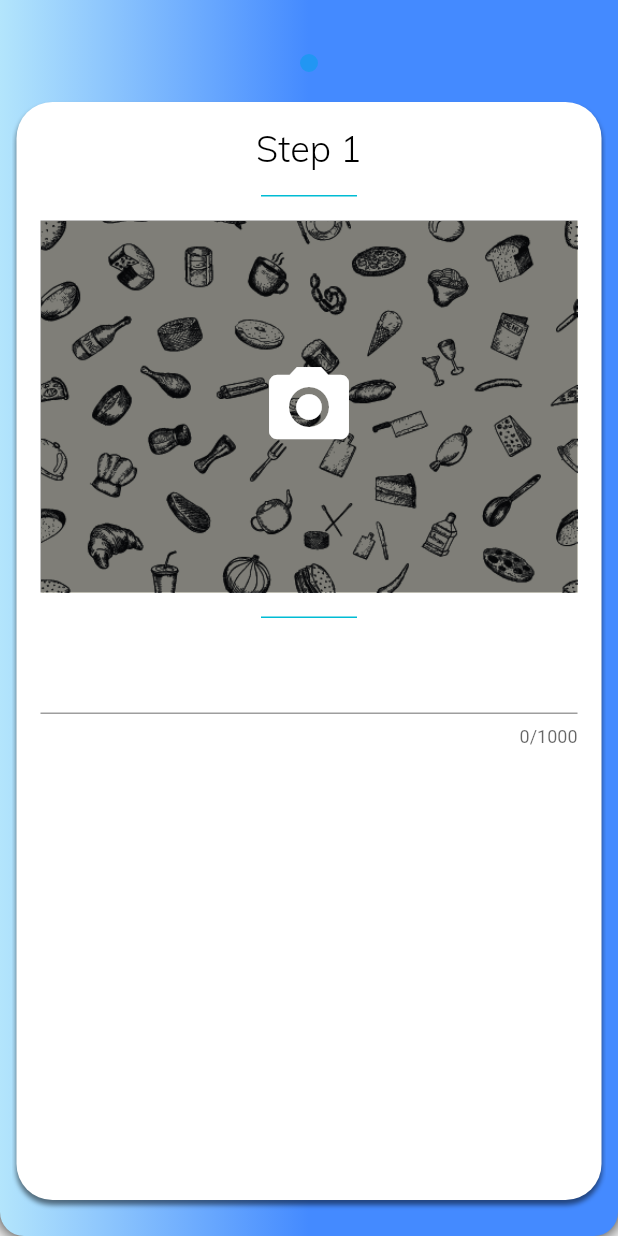
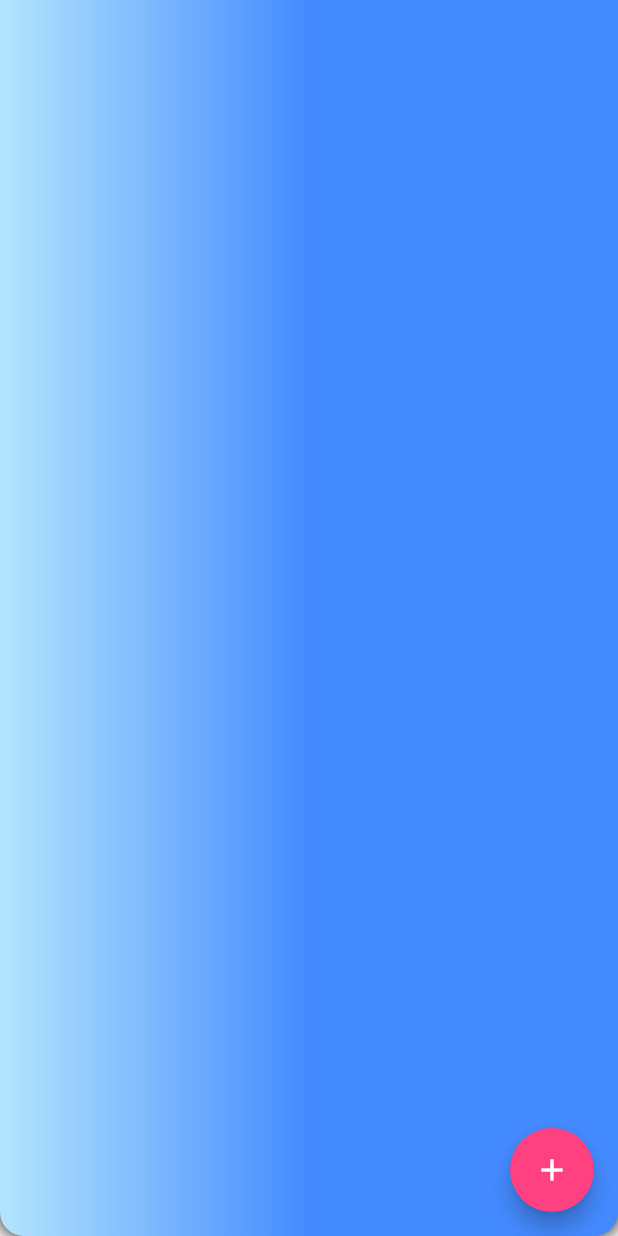
Before and after one commit to andres-dlg/the_cookbook, a Flutter app: the CreateRecipeSteps screen opened directly, on a phone screen of 412 x 824 dp. Run offline on Flutter 3.47's test engine with Material 2 defaults, Android fonts, the phone set to English and light mode, and no system bars; our stand-ins replace carousel_slider, image_cropper, image_picker, sqflite; accounts and stored records are empty.

Commit message:
Added full UI functionality to Create recipe page. PageStorage is the next step

```diff
--- a/lib/pages/recipe/create_recipe_steps_page.dart
+++ b/lib/pages/recipe/create_recipe_steps_page.dart
@@ -20,35 +20,48 @@ class CreateRecipeSteps extends StatefulWidget{
 
 class _CreateRecipeStepsState extends State<CreateRecipeSteps>{
 
-  List<RecipeStep.Step> _steps = [];
+  List<RecipeStep.Step> _steps;
 
-  var _image;
+  Map<int,File> _stepImages;
+
+  //var _image;
+
+  var _currentPage = 0;
+
+  PageController _pageController;
 
   @override
   void initState() {
 
-    RecipeStep.Step step = new RecipeStep.Step(
+    /*RecipeStep.Step step = new RecipeStep.Step(
         title: "Step 1",
-        description: "BBBBBBBBBBBBBBBBBBB"
     );
+    _steps.add(step);
+    RecipeStep.Step step2 = new RecipeStep.Step(
+      title: "Step 2",
+    );
+    _steps.add(step2);*/
+    _steps = [];
+    _stepImages = new Map();
 
-    _steps.add(step);
+    _currentPage = 0;
 
+    _pageController = PageController(viewportFraction: 0.9);
     super.initState();
   }
 
   @override
   void dispose() {
-    _steps = [];
+    _steps.clear();
     super.dispose();
   }
 
-  getImage() async {
+  getImage(int itemIndex) async {
     var image = await ImagePicker.pickImage(source: ImageSource.camera);
-    _cropImage(image);
+    _cropImage(image, itemIndex);
   }
 
-  Future _cropImage(File imageFile) async {
+  Future _cropImage(File imageFile, itemIndex) async {
     File croppedFile = await ImageCropper.cropImage(
       sourcePath: imageFile.path,
       ratioX: 1.0,
@@ -58,15 +71,24 @@ class _CreateRecipeStepsState extends State<CreateRecipeSteps>{
     );
 
     setState(() {
-      _image = croppedFile;
-      print("Cropped file: " + _image.path);
+      //_image = croppedFile;
+      _stepImages[itemIndex] = croppedFile;
+      print("Cropped file: " + croppedFile.path);
     });
   }
 
   @override
   Widget build(BuildContext context) {
     return Scaffold(
-      //backgroundColor: Colors.blueAccent,
+      floatingActionButton: Padding(
+        padding:_steps.length > 0 ? const EdgeInsets.only(top: 128.0, left: 320) : const EdgeInsets.all(0),
+        child: FloatingActionButton(
+          child: Icon(Icons.add),
+          backgroundColor: Colors.pinkAccent,
+          onPressed: () {_createNewStep();},
+        ),
+      ),
+      floatingActionButtonLocation: _steps.length > 0 ? FloatingActionButtonLocation.startTop : FloatingActionButtonLocation.endFloat,
       body: Container(
           decoration: new BoxDecoration(
               borderRadius: BorderRadius.only(bottomLeft: Radius.circular(16.0), bottomRight: Radius.circular(16.0)),
@@ -90,78 +112,29 @@ class _CreateRecipeStepsState extends State<CreateRecipeSteps>{
     );
   }
 
-
-  Widget _renderCameraButton(){
-    return Center(
-      child: Material(
-        type: MaterialType.transparency,
-        color: Colors.transparent,
-        child: IconButton(
-          icon: Icon(Icons.camera_alt),
-          color: Colors.white,
-          iconSize: 64.0,
-          tooltip: "Pick cover Image",
-          onPressed: () { getImage(); },
-        ),
-      ),
+  Widget _renderCarousel(BuildContext context) {
+    return PageView.builder(
+      // store this controller in a State to save the carousel scroll position
+      controller: _pageController,
+      itemCount: _steps.length,
+      itemBuilder: (BuildContext context, int itemIndex) {
+        return _buildCarouselItem(context, _currentPage, itemIndex);
+      },
     );
   }
 
-  Widget _renderBackgroundImage() {
+  Widget _buildCarouselItem(BuildContext context, int carouselIndex, int itemIndex) {
     return Container(
-        width: MediaQuery.of(context).size.width,
-        child: _image == null ?
-        Image.asset(
-          "assets/images/food_pattern.png",
-          fit: BoxFit.cover,
-        ) :
-        Image.file(
-          _image,
-          fit: BoxFit.cover,
-          gaplessPlayback: false,
-        )
+      child: _renderStepSlide(context, _steps[itemIndex], itemIndex),
     );
   }
 
-  Widget _renderBackgroundOpacity() {
-    return Container(
-      color: Color.fromRGBO(0, 0, 0, 0.5),
-    );
-  }
-
-  Widget _renderCarousel(BuildContext context) {
+  Widget _renderStepSlide(BuildContext context, RecipeStep.Step step, int itemIndex) {
     return Padding(
-      padding: const EdgeInsets.only(top: 24.0),
-      child: DefaultTabController(
-          length: _steps.length,
-          child: Builder(
-            builder: (BuildContext context) => Padding(
-              padding: const EdgeInsets.all(8.0),
-              child: Column(
-                children: <Widget>[
-                  TabPageSelector(),
-                  Expanded(
-                    child: IconTheme(
-                        data: IconThemeData(
-                          size: 128.0,
-                          color: Theme.of(context).accentColor
-                        ),
-                        child: TabBarView(children: _renderSteps())),
-                  )
-                ],
-              ),
-            ),
-          )
-      )
-    );
-  }
-
-  Widget _renderStepSlide(BuildContext context, RecipeStep.Step step) {
-    return Padding(
-      padding: const EdgeInsets.only(top: 16.0, bottom: 16.0),
+      padding: const EdgeInsets.only(top: 40.0, bottom: 16.0),
       child: Container(
         width: MediaQuery.of(context).size.width,
-        margin: EdgeInsets.symmetric(horizontal: 3.0),
+        margin: EdgeInsets.symmetric(horizontal: 4.0),
         decoration: BoxDecoration(
           color: Colors.white,
           borderRadius: BorderRadius.circular(24.0),
@@ -180,8 +153,8 @@ class _CreateRecipeStepsState extends State<CreateRecipeSteps>{
               children: <Widget>[
                 _renderStepTitle(step),
                 new Separator(width: 64.0, heigth: 1.0, color: Colors.cyan),
-                _renderStepPhoto(context),
-                new Separator(width: 64.0, heigth: 1.0, color: Colors.cyan),
+                _renderStepPhoto(context, itemIndex),
+                //new Separator(width: 64.0, heigth: 1.0, color: Colors.cyan),
                 _renderStepDescription(step)
               ],
             ),
@@ -203,38 +176,107 @@ class _CreateRecipeStepsState extends State<CreateRecipeSteps>{
     );
   }
 
-  Widget _renderStepPhoto(BuildContext context){
+  Widget _renderStepPhoto(BuildContext context, int itemIndex){
     return Container(
       height: 248,
       child: Stack(
         children: <Widget>[
-          _renderBackgroundImage(),
+          _renderBackgroundImage(itemIndex),
           _renderBackgroundOpacity(),
-          _renderCameraButton()
+          _renderCameraButton(itemIndex)
         ],
       ),
     );
   }
 
+  Widget _renderCameraButton(int itemIndex){
+    return Center(
+      child: Material(
+        type: MaterialType.transparency,
+        color: Colors.transparent,
+        child: IconButton(
+          icon: Icon(Icons.camera_alt),
+          color: Colors.white,
+          iconSize: 64.0,
+          tooltip: "Pick cover Image",
+          onPressed: () { getImage(itemIndex); },
+        ),
+      ),
+    );
+  }
+
+  Widget _renderBackgroundImage(int itemIndex) {
+    return Container(
+        width: MediaQuery.of(context).size.width,
+        child: _stepImages[itemIndex] == null ?
+        Image.asset(
+          "assets/images/food_pattern.png",
+          fit: BoxFit.cover,
+        ) :
+        Image.file(
+          _stepImages[itemIndex],
+          fit: BoxFit.cover,
+          gaplessPlayback: false,
+        )
+    );
+  }
+
+  Widget _renderBackgroundOpacity() {
+    return Container(
+      color: Color.fromRGBO(0, 0, 0, 0.5),
+    );
+  }
+
   Widget _renderStepDescription(RecipeStep.Step step){
-    return TextField(
+    return Column(
+      children: <Widget>[
+        Padding(
+          padding: const EdgeInsets.only(top: 16.0),
+          child: Text(
+            "Description",
+            style: TextStyle(
+              color: Colors.black,
+              fontSize: 24.0,
+              fontFamily: 'Muli',
+            ),
+            textAlign: TextAlign.center,
+          ),
+        ),
+        new Separator(width: 64.0, heigth: 1.0, color: Colors.cyan),
+        TextField(
           keyboardType: TextInputType.multiline,
           maxLines: null,
           maxLength: 1000,
+          decoration: InputDecoration(
+            hintText: "Write here!!"
+          ),
           onChanged: (value){
             setState(() {
               //PageStorage.of(context).writeState(context, value, identifier: "recipeSummary");
             });
           },
+        ),
+      ],
     );
   }
 
-  List<Widget> _renderSteps() {
-    List<Widget> slides = [];
-    for(RecipeStep.Step step in _steps){
-      slides.add(_renderStepSlide(context, step));
-    }
-    return slides;
+  void _createNewStep() {
+
+    var nextStep = _steps.length + 1;
+
+    RecipeStep.Step newStep = new RecipeStep.Step(
+      title: "Step $nextStep",
+    );
+
+    _steps.add(newStep);
+
+    setState(() {
+      _pageController.animateToPage(
+          nextStep,
+          duration: Duration(milliseconds: 500),
+          curve: Curves.linear);
+    });
+
   }
 
 }
```
Lines whose indentation alone changed are shown as unchanged.
